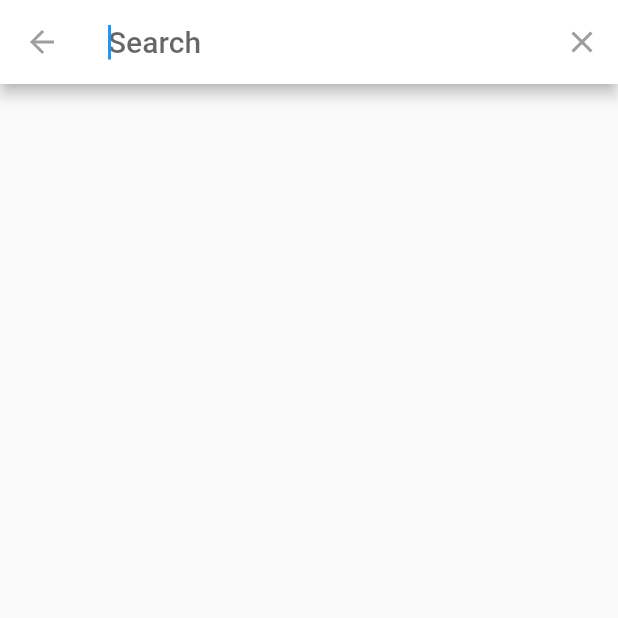
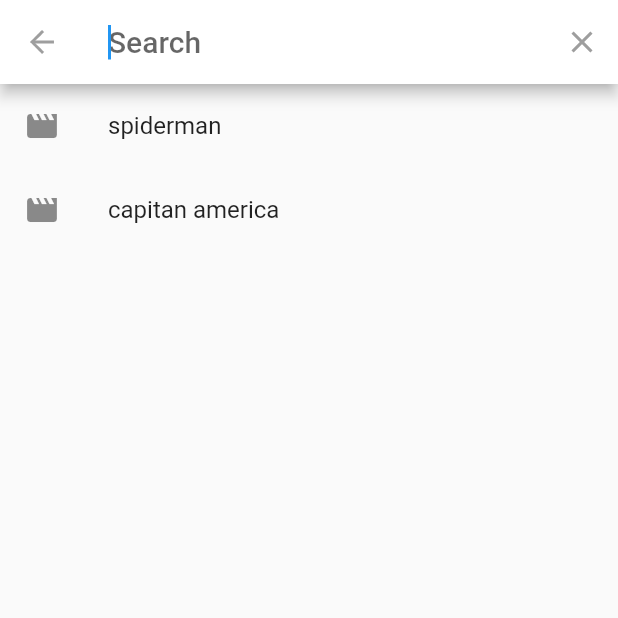
Before and after one commit to Marisabel-Condori/app-Peliculas-Flutter, a Flutter app: the screen it shows after launch, after a tap on the "search" icon, on a phone screen of 412 x 824 dp, the top half of it. Run offline on Flutter 3.47's test engine with Material 2 defaults, Android fonts, the phone set to English and light mode, and no system bars; our stand-ins replace flutter_swiper; network calls fail.

Commit message:
ejemplo de sugerencia search delegate

```diff
--- a/lib/search/search_delegate.dart
+++ b/lib/search/search_delegate.dart
@@ -1,6 +1,20 @@
 import 'package:flutter/material.dart';
 
  class DataSearch extends SearchDelegate{
+   final peliculas = [
+     'iron man',
+     'iron man1',
+     'iron man2',
+     'iron man3',
+     'capitan America'
+     'thor'
+     'vengadores'
+   ];
+   final peliReciente = [
+     'spiderman',
+     'capitan america'
+   ];
+
   @override
   List<Widget> buildActions(BuildContext context) {
     // Acciones del AppBar
@@ -36,7 +50,15 @@ import 'package:flutter/material.dart';
   @override
   Widget buildSuggestions(BuildContext context) {
     // sugerencias que aparece cuando la persona escribe
-    return Container();
+    return ListView.builder(
+      itemCount: peliReciente.length,
+      itemBuilder: (context, i){
+        return ListTile(
+          leading: Icon(Icons.movie),
+          title: Text(peliReciente[i]),
+        );
+      }
+    );
   }
 
  }
```
